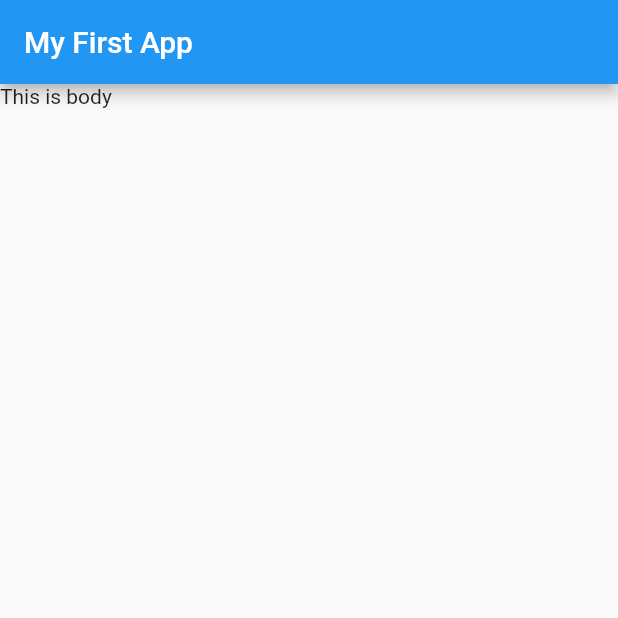
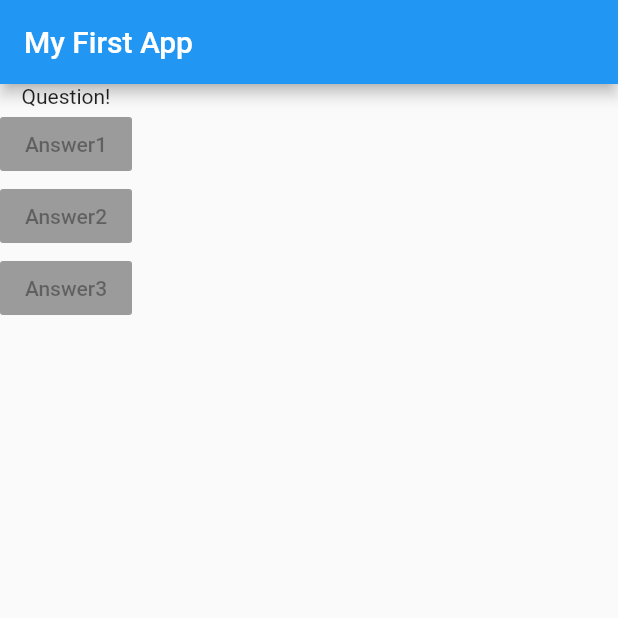
Before and after one commit to HassanKhan123/flutter-basics, a Flutter app: the screen it shows after launch, on a phone screen of 412 x 824 dp, the top half of it. Run offline on Flutter 3.47's test engine with Material 2 defaults, Android fonts, the phone set to English and light mode, and no system bars.

Commit message:
more widgets added

```diff
--- a/lib/main.dart
+++ b/lib/main.dart
@@ -5,13 +5,32 @@ void main() => runApp(MyApp());
 class MyApp extends StatelessWidget {
   @override
   Widget build(BuildContext context) {
+    var questions = [
+      'What\'s your favorite color? ',
+      'What\'s your favorite animal? '
+    ];
     return MaterialApp(
       home: Scaffold(
-        appBar: AppBar(
-          title: Text('My First App'),
-        ),
-        body: Text('This is body'),
-      ),
+          appBar: AppBar(
+            title: Text('My First App'),
+          ),
+          body: Column(
+            children: [
+              Text('Question!'),
+              RaisedButton(
+                child: Text('Answer1'),
+                onPressed: null,
+              ),
+              RaisedButton(
+                child: Text('Answer2'),
+                onPressed: null,
+              ),
+              RaisedButton(
+                child: Text('Answer3'),
+                onPressed: null,
+              ),
+            ],
+          )),
     );
   }
 }
```
